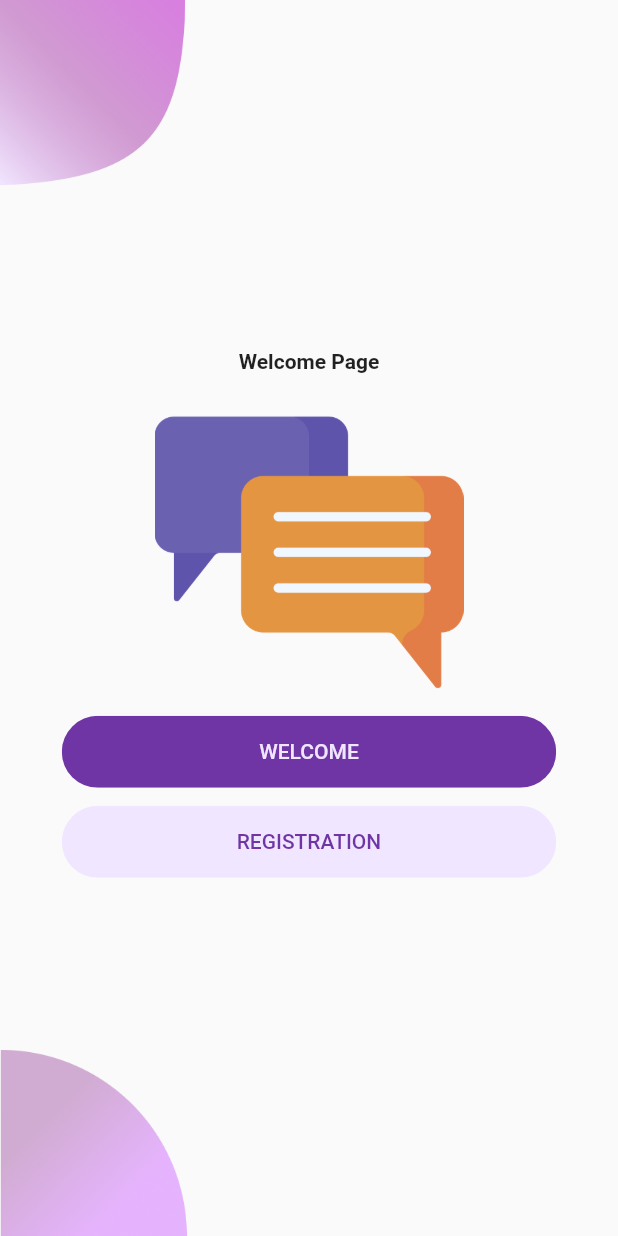
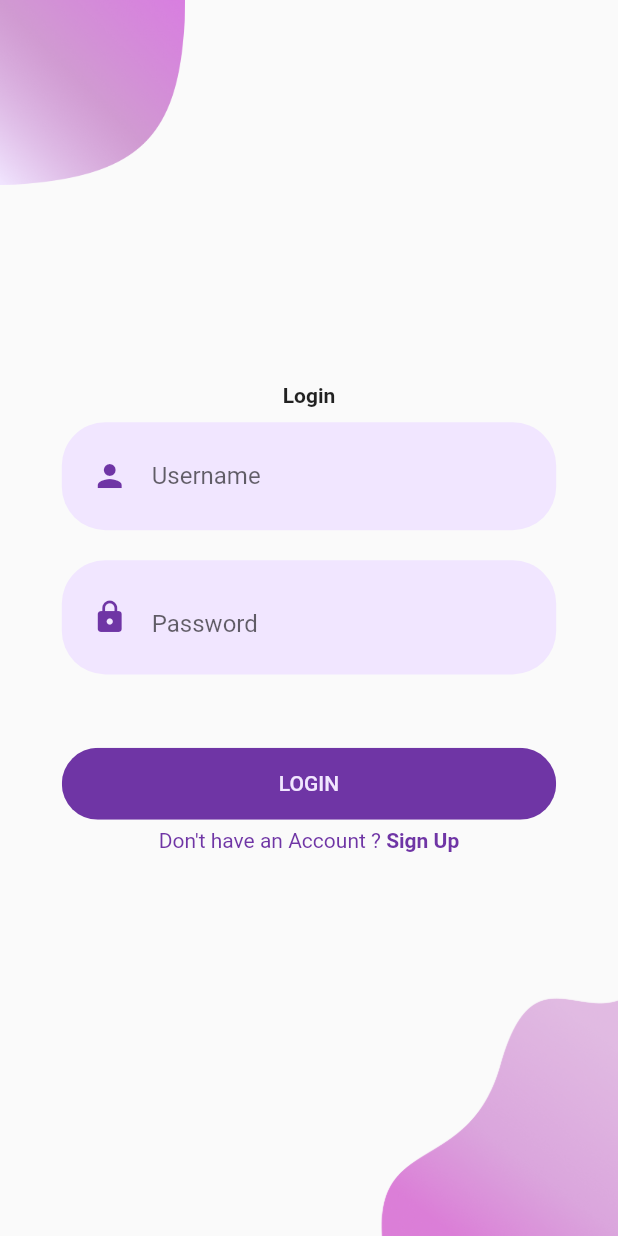
Before and after one commit to TakiMoysha/flutter_mwwm_study, a Flutter app: the screen it shows after launch, on a phone screen of 412 x 824 dp. Run offline on Flutter 3.47's test engine with Material 2 defaults, Android fonts, the phone set to English and light mode, and no system bars.

Commit message:
added login_screen, renamed...
The main widgets are submitted to the level above
Remote prefix pointing to the screen to which they belong

```diff
--- a/lib/main.dart
+++ b/lib/main.dart
@@ -1,5 +1,6 @@
 import 'package:flutter/material.dart';
 import 'package:pet_project/ui/welcome/welcome_screen.dart';
+import 'package:pet_project/ui/login/login_screen.dart';
 
 void main() {
   runApp(MyApp());
@@ -10,7 +11,7 @@ class MyApp extends StatelessWidget {
   Widget build(BuildContext context) {
     return MaterialApp(
       debugShowCheckedModeBanner: false,
-      home: WelcomeScreen(),
+      home: LoginScreen(),
     );
   }
 }
--- /dev/null
+++ b/lib/ui/login/login_screen.dart
@@ -0,0 +1,10 @@
+import 'package:flutter/material.dart';
+
+import 'package:pet_project/ui/login/widgets/body.dart';
+
+class LoginScreen extends StatelessWidget {
+  @override
+  Widget build(BuildContext context) {
+    return Scaffold(body: LoginScreenBody());
+  }
+}
--- a/lib/ui/welcome/widgets/welcome_screen_background.dart
+++ b/lib/ui/login/widgets/background.dart
@@ -1,9 +1,9 @@
 import 'package:flutter/material.dart';
 
-class WelcomeScreenBackground extends StatelessWidget {
+class LoginScreenBackground extends StatelessWidget {
   final Widget child;
 
-  const WelcomeScreenBackground({
+  const LoginScreenBackground({
     Key? key,
     required this.child,
   }) : super(key: key);
@@ -19,14 +19,14 @@ class WelcomeScreenBackground extends StatelessWidget {
           Positioned(
             top: 0,
             left: 0,
-            child: Image.asset("assets/images/main_top.png"),
+            child: Image.asset("assets/images/main_top_left.png"),
             width: size.width * 0.3,
           ),
           Positioned(
-            bottom: 0,
-            left: 0,
-            child: Image.asset("assets/images/main_bottom.png"),
-            width: size.width * 0.6,
+            bottom: -4,
+            right: -7,
+            child: Image.asset("assets/images/main_bottom_right.png"),
+            width: size.width * 0.4,
           ),
           child,
         ],
--- /dev/null
+++ b/lib/ui/login/widgets/body.dart
@@ -0,0 +1,72 @@
+import 'package:flutter/material.dart';
+
+import 'package:pet_project/ui/login/widgets/background.dart';
+import 'package:pet_project/ui/widgets/reunded_password_field.dart';
+import 'package:pet_project/ui/widgets/rounded_button.dart';
+import 'package:pet_project/ui/theme/colors.dart';
+import 'package:pet_project/ui/widgets/rounded_input_field.dart';
+// import 'package:pet_project/ui/widgets/text_field_container.dart';
+
+class LoginScreenBody extends StatelessWidget {
+  const LoginScreenBody({
+    Key? key,
+  }) : super(key: key);
+
+  @override
+  Widget build(BuildContext context) {
+    Size size = MediaQuery.of(context).size;
+    return LoginScreenBackground(
+      child: Column(
+        mainAxisAlignment: MainAxisAlignment.center,
+        children: <Widget>[
+          Text(
+            "Login",
+            style: TextStyle(
+              fontWeight: FontWeight.bold,
+            ),
+          ),
+          RoundedInputField(
+            hintText: "Username",
+            icon: Icons.person,
+            onChanged: (value) {},
+          ),
+          RoundedPasswordField(
+            hintText: "Password",
+            icon: Icons.lock,
+            onChanged: (value) {},
+          ),
+          SizedBox(
+            height: size.height * 0.04,
+          ),
+          RoundedButton(
+            text: "LOGIN",
+            press: () {
+              print("Nothello");
+            },
+            textColor: kPrimaryLightColor,
+            color: kPrimaryColor,
+          ),
+          Row(
+            mainAxisAlignment: MainAxisAlignment.center,
+            children: <Widget>[
+              Text(
+                "Don't have an Account ? ",
+                style: TextStyle(color: kPrimaryColor),
+              ),
+              GestureDetector(
+                onTap: () {},
+                child: Text(
+                  "Sign Up",
+                  style: TextStyle(
+                    color: kPrimaryColor,
+                    fontWeight: FontWeight.bold,
+                  ),
+                ),
+              ),
+            ],
+          ),
+        ],
+      ),
+    );
+  }
+}
--- /dev/null
+++ b/lib/ui/welcome/widgets/background.dart
@@ -0,0 +1,36 @@
+import 'package:flutter/material.dart';
+
+class WelcomeScreenBackground extends StatelessWidget {
+  final Widget child;
+
+  const WelcomeScreenBackground({
+    Key? key,
+    required this.child,
+  }) : super(key: key);
+
+  @override
+  Widget build(BuildContext context) {
+    Size size = MediaQuery.of(context).size;
+    return Container(
+      width: size.width,
+      child: Stack(
+        alignment: Alignment.center,
+        children: <Widget>[
+          Positioned(
+            top: 0,
+            left: 0,
+            child: Image.asset("assets/images/main_top_left.png"),
+            width: size.width * 0.3,
+          ),
+          Positioned(
+            bottom: 0,
+            left: 0,
+            child: Image.asset("assets/images/main_bottom_left.png"),
+            width: size.width * 0.6,
+          ),
+          child,
+        ],
+      ),
+    );
+  }
+}
--- a/lib/ui/welcome/widgets/welcome_screen_body.dart
+++ b/lib/ui/welcome/widgets/body.dart
@@ -1,6 +1,6 @@
 import 'package:flutter/material.dart';
 
-import 'package:pet_project/ui/welcome/widgets/welcome_screen_background.dart';
+import 'package:pet_project/ui/welcome/widgets/screen_background.dart';
 import 'package:pet_project/ui/widgets/rounded_button.dart';
 import 'package:pet_project/ui/theme/colors.dart';
 
@@ -22,6 +22,7 @@ class WelcomeScreenBody extends StatelessWidget {
             "Welcome Page",
             style: TextStyle(
               fontWeight: FontWeight.bold,
+              fontSize: 24,
             ),
           ),
           SizedBox(
--- /dev/null
+++ b/lib/ui/widgets/reunded_password_field.dart
@@ -0,0 +1,37 @@
+import 'package:flutter/material.dart';
+
+import 'package:pet_project/ui/widgets/text_field_container.dart';
+import 'package:pet_project/ui/theme/colors.dart';
+
+class RoundedPasswordField extends StatelessWidget {
+  final String hintText;
+  final IconData icon;
+  final ValueChanged<String> onChanged;
+
+  const RoundedPasswordField({
+    Key? key,
+    required this.hintText,
+    required this.icon,
+    required this.onChanged,
+  }) : super(key: key);
+
+  @override
+  Widget build(BuildContext context) {
+    return TextFieldContainer(
+      child: TextField(
+        decoration: InputDecoration(
+          hintText: hintText,
+          icon: Icon(
+            icon,
+            color: kPrimaryColor,
+          ),
+          suffix: Icon(
+            Icons.visibility,
+            color: kPrimaryColor,
+          ),
+          border: InputBorder.none,
+        ),
+      ),
+    );
+  }
+}
--- /dev/null
+++ b/lib/ui/widgets/rounded_input_field.dart
@@ -0,0 +1,31 @@
+import 'package:flutter/material.dart';
+
+import 'package:pet_project/ui/widgets/text_field_container.dart';
+import 'package:pet_project/ui/theme/colors.dart';
+
+class RoundedInputField extends StatelessWidget {
+  final String hintText;
+  final IconData icon;
+  final ValueChanged<String> onChanged;
+
+  const RoundedInputField({
+    Key? key,
+    required this.hintText,
+    required this.icon,
+    required this.onChanged,
+  }) : super(key: key);
+
+  @override
+  Widget build(BuildContext context) {
+    return TextFieldContainer(
+      child: TextField(
+        onChanged: onChanged,
+        decoration: InputDecoration(
+          hintText: hintText,
+          icon: Icon(icon, color: kPrimaryColor),
+          border: InputBorder.none,
+        ),
+      ),
+    );
+  }
+}
--- /dev/null
+++ b/lib/ui/widgets/text_field_container.dart
@@ -0,0 +1,27 @@
+import 'package:flutter/material.dart';
+
+import 'package:pet_project/ui/theme/colors.dart';
+
+class TextFieldContainer extends StatelessWidget {
+  final Widget child;
+
+  const TextFieldContainer({
+    Key? key,
+    required this.child,
+  }) : super(key: key);
+
+  @override
+  Widget build(BuildContext context) {
+    Size size = MediaQuery.of(context).size;
+    return Container(
+      margin: EdgeInsets.symmetric(vertical: 10),
+      padding: EdgeInsets.symmetric(horizontal: 20, vertical: 12),
+      width: size.width * 0.8,
+      decoration: BoxDecoration(
+        color: kPrimaryLightColor,
+        borderRadius: BorderRadius.circular(29),
+      ),
+      child: child,
+    );
+  }
+}
```
Also changed, not shown: assets/images/main_bottom_left.png (renamed from assets/images/main_bottom.png), assets/images/main_bottom_right.png (added), assets/images/main_top_left.png (renamed from assets/images/main_top.png), lib/ui/register/register_screen.dart (added).
